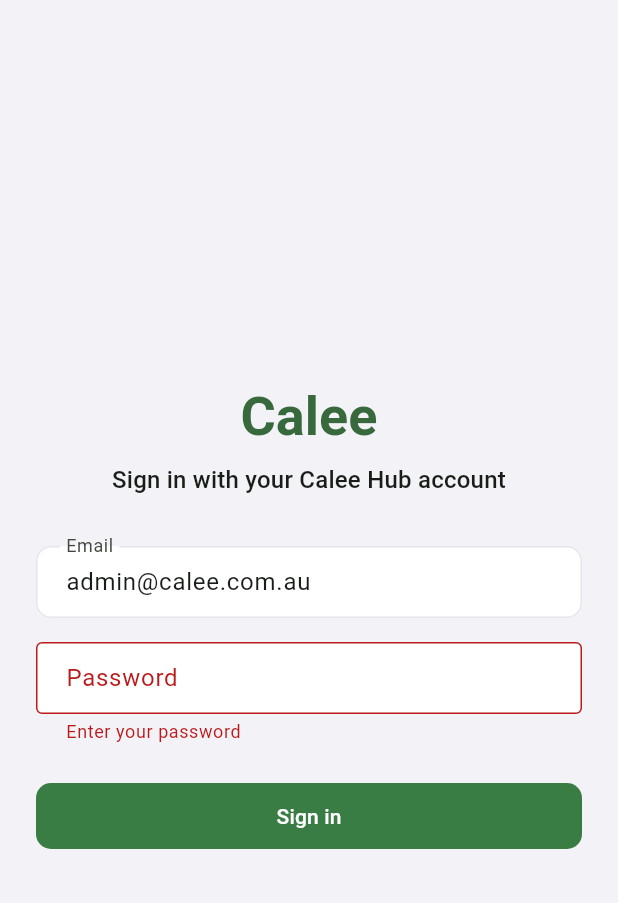
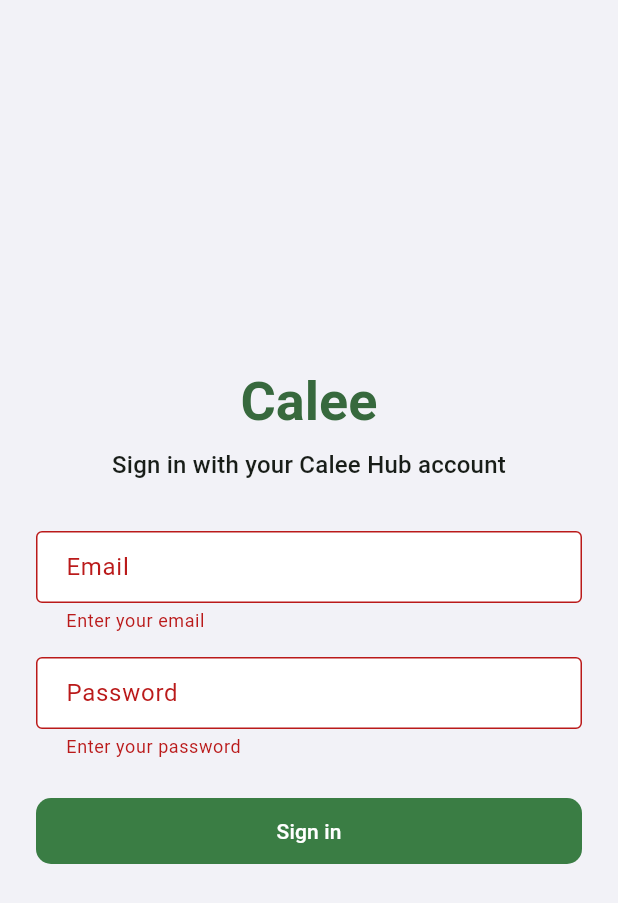
Before and after one commit to CaleeAdmin/CaleeMobile, a Flutter app: the screen it shows after launch, after a tap on "Sign in", on a phone screen of 412 x 824 dp. Shown: the top 903 px of the screen. Run offline on Flutter 3.47's test engine with Material 3 defaults, Android fonts, the phone set to English and light mode, and no system bars; our stand-ins replace flutter_secure_storage.

Commit message:
Remove prefilled admin email and add autofill hints to login fields
The email field no longer starts with a hardcoded admin address.
AutofillHints.email and AutofillHints.password are added so password
managers and platform autofill can populate the fields correctly.

https://claude.ai/code/session_0165bNzp9dcCzLpyBsuddz2s

```diff
--- a/lib/features/auth/login_page.dart
+++ b/lib/features/auth/login_page.dart
@@ -19,7 +19,7 @@ class LoginPage extends StatefulWidget {
 
 class _LoginPageState extends State<LoginPage> {
   final _formKey = GlobalKey<FormState>();
-  final _emailController = TextEditingController(text: 'admin@calee.com.au');
+  final _emailController = TextEditingController();
   final _passwordController = TextEditingController();
 
   bool _isLoading = false;
@@ -102,6 +102,7 @@ class _LoginPageState extends State<LoginPage> {
                     controller: _emailController,
                     keyboardType: TextInputType.emailAddress,
                     textInputAction: TextInputAction.next,
+                    autofillHints: const [AutofillHints.email],
                     decoration: const InputDecoration(
                       labelText: 'Email',
                       border: OutlineInputBorder(),
@@ -119,6 +120,7 @@ class _LoginPageState extends State<LoginPage> {
                     controller: _passwordController,
                     obscureText: true,
                     textInputAction: TextInputAction.done,
+                    autofillHints: const [AutofillHints.password],
                     onFieldSubmitted: (_) => _isLoading ? null : _signIn(),
                     decoration: const InputDecoration(
                       labelText: 'Password',
```
